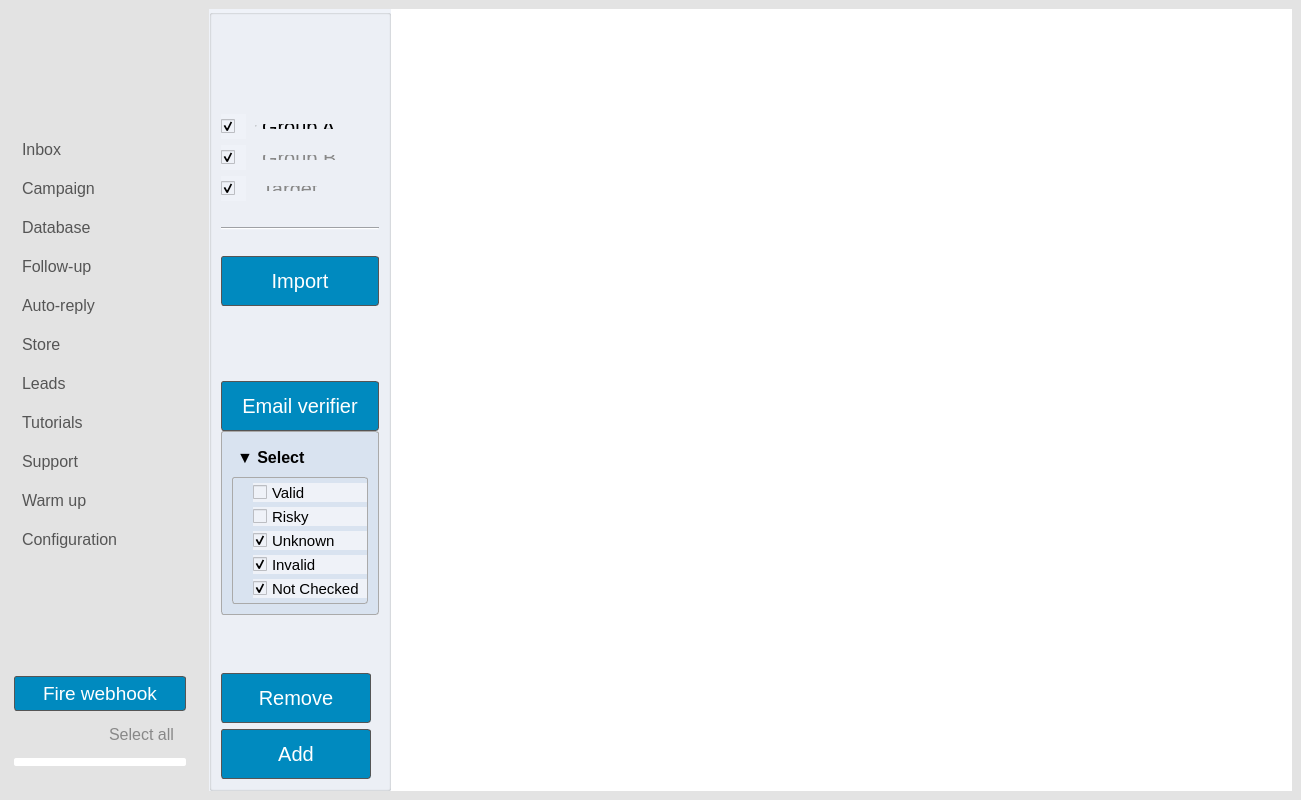
Old version of the form ui/gui.ui in the repository moeezmujahid70/Gmonster-App.
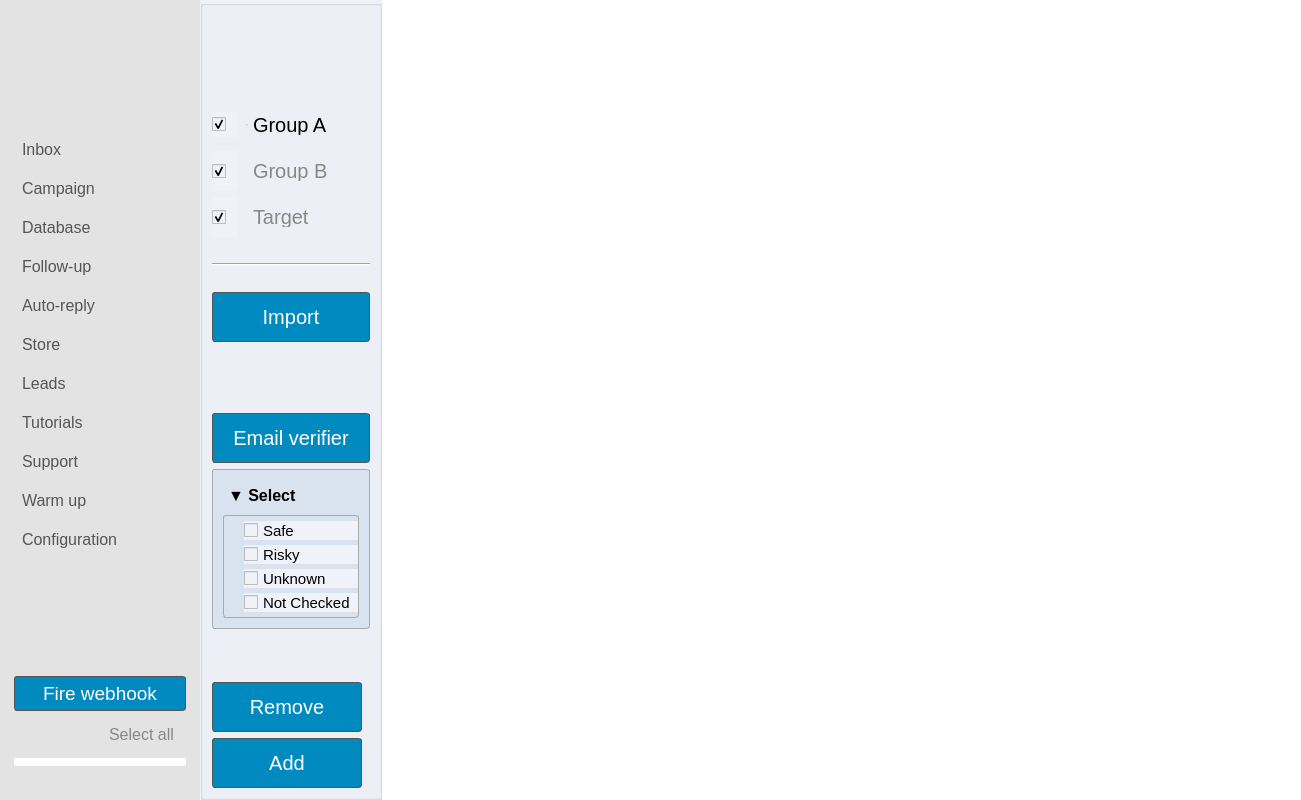
New version of the form. The open tabs and pages were chosen to show the change. Icons and pictures are not drawn.

Commit message: feat: add email verification

```diff
--- a/ui/gui.ui
+++ b/ui/gui.ui
@@ -3615,7 +3615,7 @@
                               <property name="minimumSize">
                                 <size>
                                   <width>0</width>
-                                  <height>25</height>
+                                  <height>40</height>
                                 </size>
                               </property>
                               <property name="font">
@@ -3660,7 +3660,7 @@
                               <property name="minimumSize">
                                 <size>
                                   <width>0</width>
-                                  <height>25</height>
+                                  <height>40</height>
                                 </size>
                               </property>
                               <property name="maximumSize">
@@ -3685,7 +3685,7 @@
                               <property name="minimumSize">
                                 <size>
                                   <width>0</width>
-                                  <height>25</height>
+                                  <height>40</height>
                                 </size>
                               </property>
                               <property name="font">
@@ -3727,7 +3727,7 @@
                               <property name="minimumSize">
                                 <size>
                                   <width>0</width>
-                                  <height>25</height>
+                                  <height>40</height>
                                 </size>
                               </property>
                               <property name="maximumSize">
@@ -3752,7 +3752,7 @@
                               <property name="minimumSize">
                                 <size>
                                   <width>0</width>
-                                  <height>25</height>
+                                  <height>40</height>
                                 </size>
                               </property>
                               <property name="font">
@@ -3875,6 +3875,48 @@
                           </property>
                         </spacer>
                       </item>
+                      <item>
+                        <widget class="QPushButton" name="pushButton_email_verify">
+                          <property name="minimumSize">
+                            <size>
+                              <width>0</width>
+                              <height>50</height>
+                            </size>
+                          </property>
+                          <property name="font">
+                            <font>
+                              <family>Arial</family>
+                              <pointsize>15</pointsize>
+                              <bold>false</bold>
+                              <weight>50</weight>
+                            </font>
+                          </property>
+                          <property name="styleSheet">
+                            <string notr="true">QPushButton {
+    border: 1px solid #555;
+    border-radius: 3px;
+    border-style: Solid;
+    background: rgba(0, 138, 191);
+    padding: 5px 20px;
+    color: rgb(255, 255, 255);
+    }
+QPushButton:hover {
+    background: rgba(0, 138, 191, 0.6);
+    opacity: 0.2
+    }
+QPushButton:pressed {
+    border-style: inset;
+    background: rgb(0, 138, 191);
+    }</string>
+                          </property>
+                          <property name="text">
+                            <string>Email verifier</string>
+                          </property>
+                          <property name="checkable">
+                            <bool>true</bool>
+                          </property>
+                        </widget>
+                      </item>
            <item>
             <widget class="QFrame" name="frame_email_verifier">
              <property name="styleSheet">
@@ -3901,48 +3943,6 @@
               <property name="bottomMargin">
                <number>0</number>
               </property>
-                      <item>
-                        <widget class="QPushButton" name="pushButton_email_verify">
-                          <property name="minimumSize">
-                            <size>
-                              <width>0</width>
-                              <height>50</height>
-                            </size>
-                          </property>
-                          <property name="font">
-                            <font>
-                              <family>Arial</family>
-                              <pointsize>15</pointsize>
-                              <bold>false</bold>
-                              <weight>50</weight>
-                            </font>
-                          </property>
-                          <property name="styleSheet">
-                            <string notr="true">QPushButton {
-    border: 1px solid #555;
-    border-radius: 3px;
-    border-style: Solid;
-    background: rgba(0, 138, 191);
-    padding: 5px 20px;
-    color: rgb(255, 255, 255);
-    }
-QPushButton:hover {
-    background: rgba(0, 138, 191, 0.6);
-    opacity: 0.2
-    }
-QPushButton:pressed {
-    border-style: inset;
-    background: rgb(0, 138, 191);
-    }</string>
-                          </property>
-                          <property name="text">
-                            <string>Email verifier</string>
-                          </property>
-                          <property name="checkable">
-                            <bool>true</bool>
-                           </property>
-                          </widget>
-                         </item>
                          <item>
                           <widget class="QFrame" name="frame_verifier_dropdown">
                            <property name="styleSheet">
@@ -4032,7 +4032,7 @@
                                 <number>5</number>
                                </property>
                                <item>
-                                <widget class="QCheckBox" name="checkBox_valid">
+                                          <widget class="QCheckBox" name="checkBox_safe">
                                  <property name="font">
                                   <font>
                                    <family>Arial</family>
@@ -4046,7 +4046,7 @@
             }</string>
                                  </property>
                                  <property name="text">
-                                  <string>Valid</string>
+                                              <string>Safe</string>
                                  </property>
                                 </widget>
                                </item>
@@ -4087,29 +4087,7 @@
                                   <string>Unknown</string>
                                  </property>
                                  <property name="checked">
-                                  <bool>true</bool>
-                                 </property>
-                                </widget>
-                               </item>
-                               <item>
-                                <widget class="QCheckBox" name="checkBox_invalid">
-                                 <property name="font">
-                                  <font>
-                                   <family>Arial</family>
-                                   <pointsize>11</pointsize>
-                                  </font>
-                                 </property>
-                                 <property name="styleSheet">
-                                  <string notr="true">QCheckBox {
-                color: #000;
-                spacing: 5px;
-            }</string>
-                                 </property>
-                                 <property name="text">
-                                  <string>Invalid</string>
-                                 </property>
-                                 <property name="checked">
-                                  <bool>true</bool>
+                                              <bool>false</bool>
                                  </property>
                                 </widget>
                                </item>
@@ -4131,7 +4109,7 @@
                                   <string>Not Checked</string>
                                  </property>
                                  <property name="checked">
-                                  <bool>true</bool>
+                                              <bool>false</bool>
                                  </property>
                                 </widget>
                                </item>
@@ -4220,8 +4198,8 @@
                             <font>
                               <family>Arial</family>
                               <pointsize>15</pointsize>
-                              <weight>50</weight>
                               <bold>false</bold>
+                              <weight>50</weight>
                             </font>
                           </property>
                           <property name="styleSheet">
@@ -4331,6 +4309,18 @@
                     </attribute>
                   </widget>
                 </item>
+                <property name="leftMargin">
+                  <number>0</number>
+                </property>
+                <property name="topMargin">
+                  <number>0</number>
+                </property>
+                <property name="rightMargin">
+                  <number>0</number>
+                </property>
+                <property name="bottomMargin">
+                  <number>0</number>
+                </property>
        </layout>
       </widget>
       <widget class="QWidget" name="stackedWidgetPage4">
@@ -4338,18 +4328,6 @@
         <property name="spacing">
          <number>0</number>
         </property>
-                <property name="leftMargin">
-                  <number>0</number>
-                </property>
-                <property name="topMargin">
-                  <number>0</number>
-                </property>
-                <property name="rightMargin">
-                  <number>0</number>
-                </property>
-                <property name="bottomMargin">
-                  <number>0</number>
-                </property>
                 <item>
                   <widget class="QGroupBox" name="groupBox_11">
                     <property name="minimumSize">
```
Lines whose indentation alone changed are shown as unchanged. The commit also changes 4 other files.
